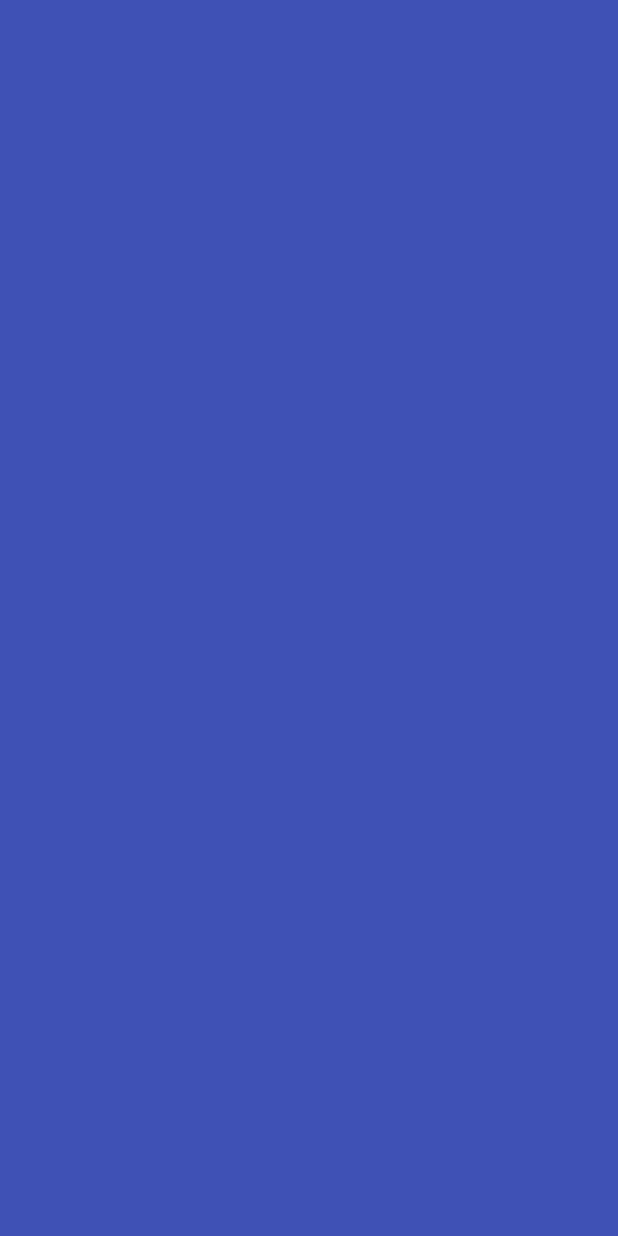
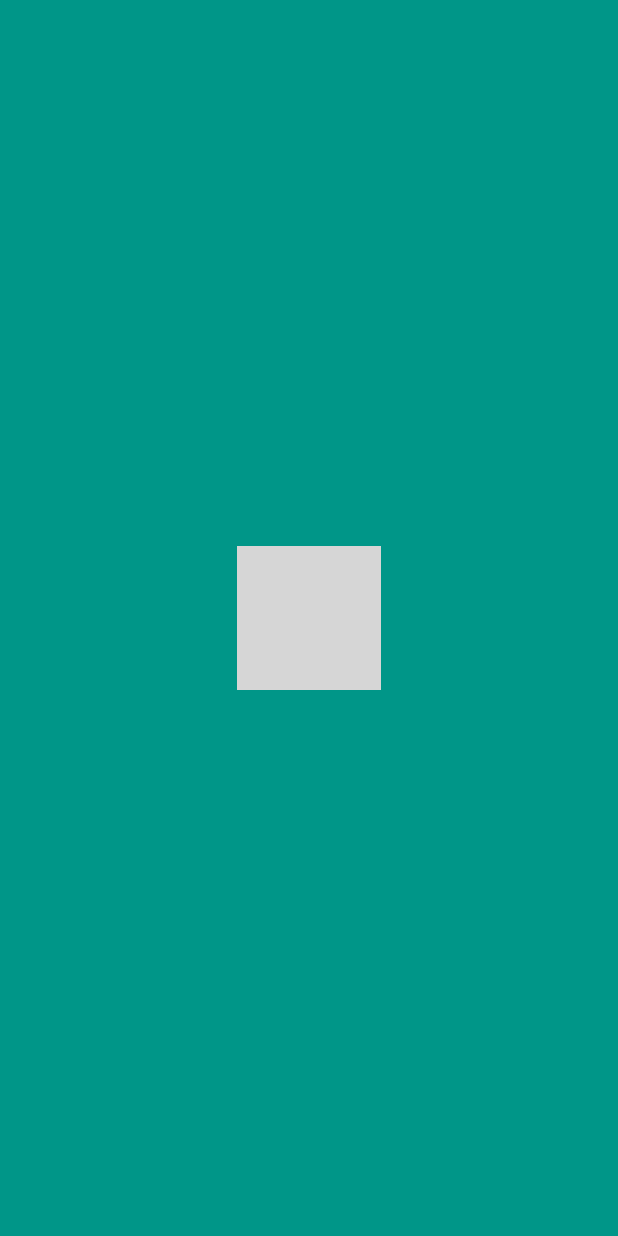
Before and after one commit to saurabhkumar13/CopReg, an Android app: the first screen one second after launch (MainActivity), on a phone screen of 412 x 824 dp. Before the commit the screen is empty. Run offline under Robolectric (Android 15) with nearby library versions, the phone set to English and light mode, and no system bars; grey boxes are pictures that could not be loaded.

Commit message:
Teal Pallete added Splash Animation introduced

```diff
--- a/app/build.gradle
+++ b/app/build.gradle
@@ -24,4 +24,5 @@ dependencies {
     testCompile 'junit:junit:4.12'
     compile 'com.android.support:appcompat-v7:23.1.1'
     compile files('libs/library-1.0.0.jar')
+    compile 'pl.droidsonroids.gif:android-gif-drawable:1.1.+'
 }
--- a/app/src/main/java/com/thefallen/copreg/MainActivity.java
+++ b/app/src/main/java/com/thefallen/copreg/MainActivity.java
@@ -8,32 +8,39 @@ import android.os.Handler;
 import android.support.v7.app.AppCompatActivity;
 import android.view.Display;
 import android.view.View;
-import android.widget.TextView;
+
+import pl.droidsonroids.gif.GifImageView;
 
 public class MainActivity extends AppCompatActivity {
 
-    TextView view;
-
+    GifImageView view;
     @Override
     protected void onCreate(Bundle savedInstanceState) {
         super.onCreate(savedInstanceState);
         setContentView(R.layout.activity_main);
 
-        view = (TextView) findViewById(R.id.logo);
+        //Gif view
+        view = (GifImageView) findViewById(R.id.logo);
 
+        //Get dimensions
         Display display = getWindowManager().getDefaultDisplay();
         Point size = new Point();
         display.getSize(size);
         final int height = size.y;
 
-        int secondsDelayed = 1;
-        //This animates the text on the entry view.
+        //in millis
+        int splashDelay = 2400;
+
         new Handler().postDelayed(new Runnable() {
+
             public void run() {
 
+                // Prepare the View for the animation
                 view.setVisibility(View.VISIBLE);
                 view.setAlpha(1.0f);
 
+                // Start the animation
+                //animate down
                 view.animate()
                         .translationY(view.getHeight())
                         .alpha(1.0f)
@@ -41,6 +48,7 @@ public class MainActivity extends AppCompatActivity {
                             @Override
                             public void onAnimationEnd(Animator animation) {
                                 super.onAnimationEnd(animation);
+                                //animate up
                                 view.animate()
                                         .translationY(-height)
                                         .alpha(0.0f)
@@ -55,8 +63,6 @@ public class MainActivity extends AppCompatActivity {
                         });
 
             }
-        }, secondsDelayed * 1000);
-
-
+        }, splashDelay);
     }
 }
--- a/app/src/main/res/layout/activity_main.xml
+++ b/app/src/main/res/layout/activity_main.xml
@@ -5,18 +5,12 @@
     android:layout_height="match_parent"
     android:background="@color/colorPrimary"
     android:gravity="center"
-    android:paddingBottom="@dimen/activity_vertical_margin"
-    android:paddingLeft="@dimen/activity_horizontal_margin"
-    android:paddingRight="@dimen/activity_horizontal_margin"
-    android:paddingTop="@dimen/activity_vertical_margin"
     tools:context="com.thefallen.copreg.MainActivity">
 
-    <TextView
+    <pl.droidsonroids.gif.GifImageView
         android:id="@+id/logo"
         android:layout_width="wrap_content"
         android:layout_height="wrap_content"
-        android:text="mew"
-        android:textColor="@color/Indigo100"
-        android:textSize="40sp"
+        android:src="@drawable/splashlogo2"
         />
 </RelativeLayout>
```
Also changed, not shown: app/src/main/res/values/colors.xml (+18 -13 lines).
